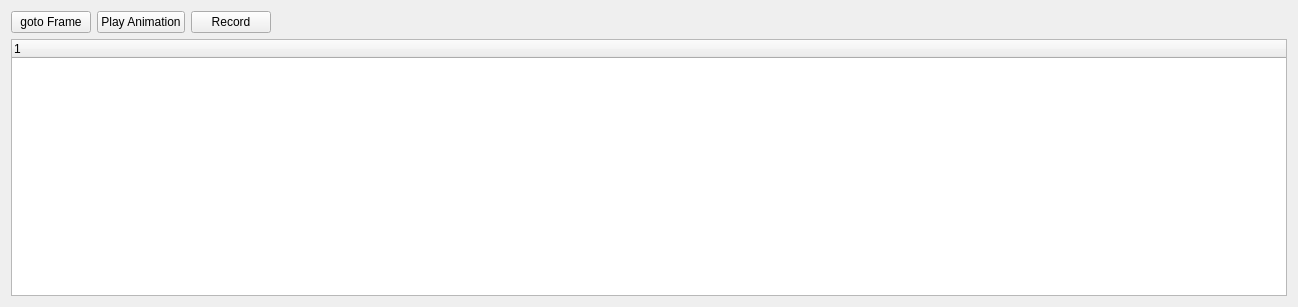
The window that bitbots_recordui_rqt/resource/RecordUI.ui (bit-bots/bitbots_main) describes before a commit, drawn with Qt 5.
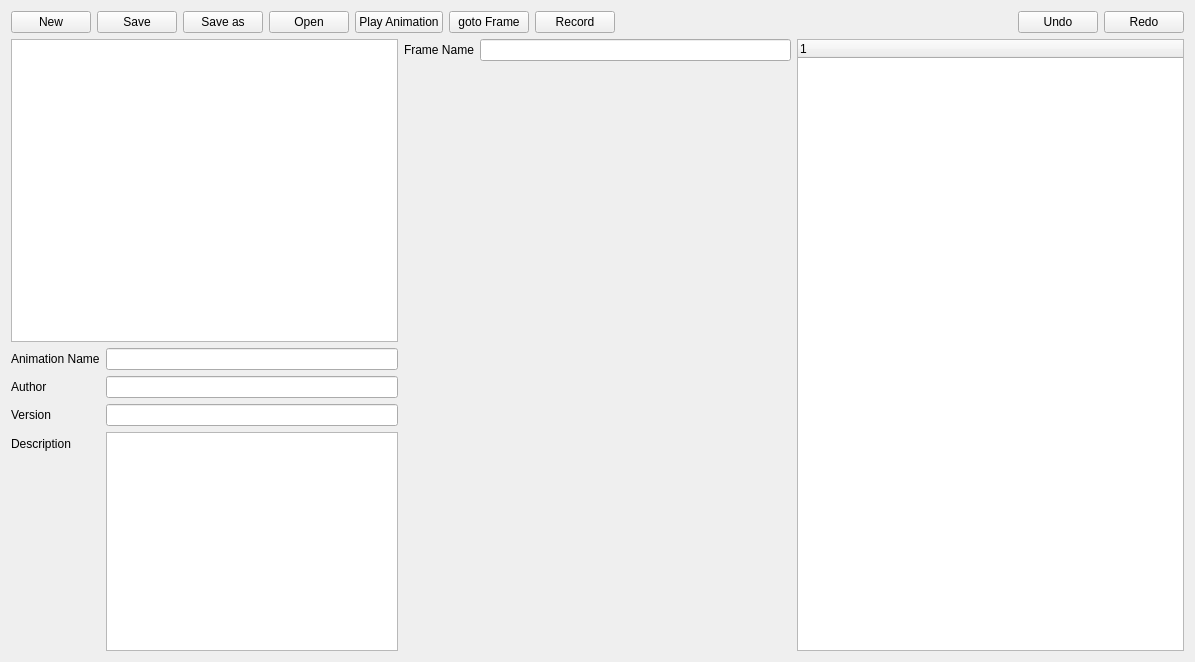
The same window after the commit.

The edit to the form file:
```diff
--- a/bitbots_recordui_rqt/resource/RecordUI.ui
+++ b/bitbots_recordui_rqt/resource/RecordUI.ui
@@ -9,8 +9,8 @@
    <rect>
     <x>0</x>
     <y>0</y>
-    <width>1298</width>
-    <height>307</height>
+    <width>1195</width>
+    <height>662</height>
    </rect>
   </property>
   <property name="windowTitle">
@@ -18,23 +18,51 @@
   </property>
   <layout class="QVBoxLayout" name="verticalLayout" stretch="0,0">
    <item>
-    <layout class="QHBoxLayout" name="horizontalLayout" stretch="0,0,0,0">
+    <layout class="QHBoxLayout" name="headerLayout" stretch="0,0,0,0,0,0,0,0,0,0">
      <item>
       <widget class="QPushButton" name="button_record">
        <property name="text">
-        <string>goto Frame</string>
+        <string>New</string>
        </property>
       </widget>
      </item>
      <item>
-      <widget class="QPushButton" name="button_play_animation">
+      <widget class="QPushButton" name="buttonSave">
+       <property name="text">
+        <string>Save</string>
+       </property>
+      </widget>
+     </item>
+     <item>
+      <widget class="QPushButton" name="buttonSaveAs">
+       <property name="text">
+        <string>Save as</string>
+       </property>
+      </widget>
+     </item>
+     <item>
+      <widget class="QPushButton" name="buttonOpen">
+       <property name="text">
+        <string>Open</string>
+       </property>
+      </widget>
+     </item>
+     <item>
+      <widget class="QPushButton" name="buttonPlay">
        <property name="text">
         <string>Play Animation</string>
        </property>
       </widget>
      </item>
      <item>
-      <widget class="QPushButton" name="button_goto_frame">
+      <widget class="QPushButton" name="buttonGotoFrame">
+       <property name="text">
+        <string>goto Frame</string>
+       </property>
+      </widget>
+     </item>
+     <item>
+      <widget class="QPushButton" name="buttonRecord">
        <property name="text">
         <string>Record</string>
        </property>
@@ -53,15 +81,101 @@
        </property>
       </spacer>
      </item>
+     <item>
+      <widget class="QPushButton" name="buttonUndo">
+       <property name="text">
+        <string>Undo</string>
+       </property>
+      </widget>
+     </item>
+     <item>
+      <widget class="QPushButton" name="buttonRedo">
+       <property name="text">
+        <string>Redo</string>
+       </property>
+      </widget>
+     </item>
     </layout>
    </item>
    <item>
     <layout class="QHBoxLayout" name="horizontalLayout_2" stretch="0,0,0">
      <item>
-      <layout class="QGridLayout" name="gridLayout"/>
+      <layout class="QVBoxLayout" name="verticalLayout_2">
+       <item>
+        <widget class="QListView" name="frameList"/>
+       </item>
+       <item>
+        <layout class="QFormLayout" name="formLayout">
+         <property name="labelAlignment">
+          <set>Qt::AlignLeading|Qt::AlignLeft|Qt::AlignVCenter</set>
+         </property>
+         <property name="formAlignment">
+          <set>Qt::AlignBottom|Qt::AlignLeading|Qt::AlignLeft</set>
+         </property>
+         <item row="2" column="0">
+          <widget class="QLabel" name="label">
+           <property name="text">
+            <string>Version</string>
+           </property>
+          </widget>
+         </item>
+         <item row="2" column="1">
+          <widget class="QLineEdit" name="lineVersion"/>
+         </item>
+         <item row="1" column="1">
+          <widget class="QLineEdit" name="lineAuthor"/>
+         </item>
+         <item row="1" column="0">
+          <widget class="QLabel" name="label_2">
+           <property name="text">
+            <string>Author</string>
+           </property>
+          </widget>
+         </item>
+         <item row="0" column="0">
+          <widget class="QLabel" name="label_3">
+           <property name="text">
+            <string>Animation Name</string>
+           </property>
+          </widget>
+         </item>
+         <item row="0" column="1">
+          <widget class="QLineEdit" name="lineName"/>
+         </item>
+         <item row="3" column="1">
+          <widget class="QPlainTextEdit" name="fieldDescription"/>
+         </item>
+         <item row="3" column="0">
+          <widget class="QLabel" name="label_4">
+           <property name="text">
+            <string>Description</string>
+           </property>
+          </widget>
+         </item>
+        </layout>
+       </item>
+      </layout>
      </item>
      <item>
-      <layout class="QGridLayout" name="gridLayout_2"/>
+      <layout class="QVBoxLayout" name="verticalLayout_3">
+       <item>
+        <layout class="QFormLayout" name="formLayout_2">
+         <item row="1" column="0">
+          <widget class="QLabel" name="label_5">
+           <property name="text">
+            <string>Frame Name</string>
+           </property>
+          </widget>
+         </item>
+         <item row="1" column="1">
+          <widget class="QLineEdit" name="lineFrameName"/>
+         </item>
+        </layout>
+       </item>
+       <item>
+        <layout class="QGridLayout" name="motorControlLayout"/>
+       </item>
+      </layout>
      </item>
      <item>
       <widget class="QTreeWidget" name="treeWidget">
```
Left out of the diff: 6 changed lines with no effect on the pictures.
